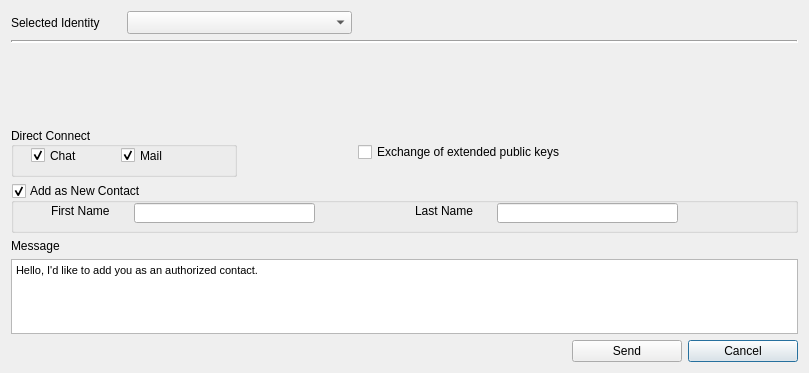
First picture: the form in AddressBook/RequestAuthorization.ui, repository InvictusInnovations/keyhotee, before the edit.
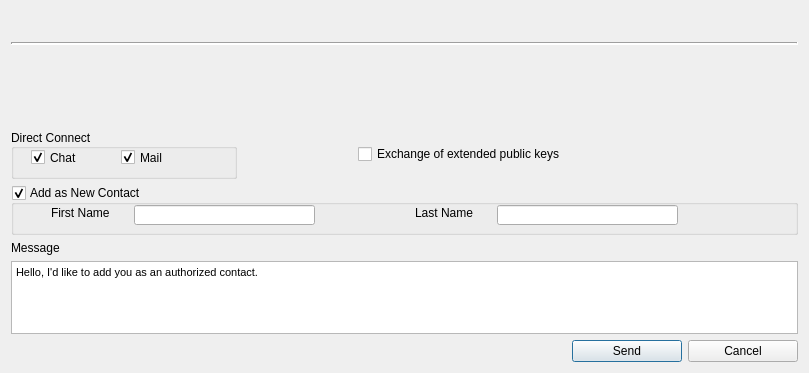
Second picture: the form after the edit. Custom widgets are drawn as their Qt base class.

Commit message: Modifications in the identity observer. Observer notify "mail window", "contact view", "request authorization window" when identities changed.

Diff of the .ui file:
```diff
--- a/AddressBook/RequestAuthorization.ui
+++ b/AddressBook/RequestAuthorization.ui
@@ -23,28 +23,97 @@
    <string>Request For Authorization</string>
   </property>
   <layout class="QGridLayout" name="gridLayout">
-   <item row="0" column="0">
-    <widget class="QLabel" name="identity_select_label">
+   <item row="2" column="0" colspan="6">
+    <widget class="Line" name="line">
+     <property name="lineWidth">
+      <number>2</number>
+     </property>
+     <property name="orientation">
+      <enum>Qt::Horizontal</enum>
+     </property>
+    </widget>
+   </item>
+   <item row="6" column="3">
+    <widget class="QCheckBox" name="extend_public_key">
+     <property name="enabled">
+      <bool>true</bool>
+     </property>
+     <property name="sizePolicy">
+      <sizepolicy hsizetype="Minimum" vsizetype="Fixed">
+       <horstretch>0</horstretch>
+       <verstretch>0</verstretch>
+      </sizepolicy>
+     </property>
+     <property name="minimumSize">
+      <size>
+       <width>0</width>
+       <height>50</height>
+      </size>
+     </property>
      <property name="text">
-      <string>Selected Identity</string>
+      <string>Exchange of extended public keys</string>
      </property>
     </widget>
    </item>
-   <item row="10" column="5">
-    <widget class="QPushButton" name="button_cancel">
+   <item row="8" column="0">
+    <widget class="QLabel" name="label_message">
      <property name="text">
-      <string>Cancel</string>
+      <string>Message</string>
      </property>
     </widget>
    </item>
-   <item row="10" column="4">
+   <item row="10" column="1">
+    <spacer name="verticalSpacer">
+     <property name="orientation">
+      <enum>Qt::Vertical</enum>
+     </property>
+     <property name="sizeHint" stdset="0">
+      <size>
+       <width>20</width>
+       <height>28</height>
+      </size>
+     </property>
+    </spacer>
+   </item>
+   <item row="9" column="0" colspan="6">
+    <widget class="QTextEdit" name="message">
+     <property name="html">
+      <string>&lt;!DOCTYPE HTML PUBLIC &quot;-//W3C//DTD HTML 4.0//EN&quot; &quot;http://www.w3.org/TR/REC-html40/strict.dtd&quot;&gt;
+&lt;html&gt;&lt;head&gt;&lt;meta name=&quot;qrichtext&quot; content=&quot;1&quot; /&gt;&lt;style type=&quot;text/css&quot;&gt;
+p, li { white-space: pre-wrap; }
+&lt;/style&gt;&lt;/head&gt;&lt;body style=&quot; font-family:'MS Shell Dlg 2'; font-size:8.25pt; font-weight:400; font-style:normal;&quot;&gt;
+&lt;p style=&quot; margin-top:0px; margin-bottom:0px; margin-left:0px; margin-right:0px; -qt-block-indent:0; text-indent:0px;&quot;&gt;&lt;a name=&quot;result_box&quot;&gt;&lt;/a&gt;&lt;span style=&quot; font-size:8pt;&quot;&gt;H&lt;/span&gt;&lt;span style=&quot; font-size:8pt;&quot;&gt;ello, I'd like to add you as an authorized contact.&lt;/span&gt;&lt;/p&gt;&lt;/body&gt;&lt;/html&gt;</string>
+     </property>
+    </widget>
+   </item>
+   <item row="11" column="0" colspan="4">
+    <spacer name="horizontalSpacer">
+     <property name="orientation">
+      <enum>Qt::Horizontal</enum>
+     </property>
+     <property name="sizeHint" stdset="0">
+      <size>
+       <width>265</width>
+       <height>20</height>
+      </size>
+     </property>
+    </spacer>
+   </item>
+   <item row="11" column="4">
     <widget class="QPushButton" name="button_send">
      <property name="text">
       <string>Send</string>
      </property>
     </widget>
    </item>
-   <item row="6" column="0" colspan="6">
+   <item row="11" column="5">
+    <widget class="QPushButton" name="button_cancel">
+     <property name="text">
+      <string>Cancel</string>
+     </property>
+    </widget>
+   </item>
+   <item row="7" column="0" colspan="6">
     <widget class="QGroupBox" name="add_contact">
      <property name="minimumSize">
       <size>
@@ -119,7 +188,7 @@
      </widget>
     </widget>
    </item>
-   <item row="5" column="0" colspan="2">
+   <item row="6" column="0" colspan="2">
     <widget class="QGroupBox" name="direct_connect">
      <property name="minimumSize">
       <size>
@@ -176,7 +245,7 @@
      </widget>
     </widget>
    </item>
-   <item row="4" column="0" colspan="6">
+   <item row="5" column="0" colspan="6">
     <widget class="KeyhoteeIDPubKeyWidget" name="keyhoteeidpubkey" native="true">
      <property name="minimumSize">
       <size>
@@ -186,90 +255,13 @@
      </property>
     </widget>
    </item>
-   <item row="10" column="0" colspan="4">
-    <spacer name="horizontalSpacer">
-     <property name="orientation">
-      <enum>Qt::Horizontal</enum>
-     </property>
-     <property name="sizeHint" stdset="0">
-      <size>
-       <width>265</width>
-       <height>20</height>
-      </size>
-     </property>
-    </spacer>
-   </item>
-   <item row="8" column="0" colspan="6">
-    <widget class="QTextEdit" name="message">
-     <property name="html">
-      <string>&lt;!DOCTYPE HTML PUBLIC &quot;-//W3C//DTD HTML 4.0//EN&quot; &quot;http://www.w3.org/TR/REC-html40/strict.dtd&quot;&gt;
-&lt;html&gt;&lt;head&gt;&lt;meta name=&quot;qrichtext&quot; content=&quot;1&quot; /&gt;&lt;style type=&quot;text/css&quot;&gt;
-p, li { white-space: pre-wrap; }
-&lt;/style&gt;&lt;/head&gt;&lt;body style=&quot; font-family:'MS Shell Dlg 2'; font-size:8.25pt; font-weight:400; font-style:normal;&quot;&gt;
-&lt;p style=&quot; margin-top:0px; margin-bottom:0px; margin-left:0px; margin-right:0px; -qt-block-indent:0; text-indent:0px;&quot;&gt;&lt;a name=&quot;result_box&quot;&gt;&lt;/a&gt;&lt;span style=&quot; font-size:8pt;&quot;&gt;H&lt;/span&gt;&lt;span style=&quot; font-size:8pt;&quot;&gt;ello, I'd like to add you as an authorized contact.&lt;/span&gt;&lt;/p&gt;&lt;/body&gt;&lt;/html&gt;</string>
-     </property>
-    </widget>
-   </item>
-   <item row="9" column="1">
-    <spacer name="verticalSpacer">
-     <property name="orientation">
-      <enum>Qt::Vertical</enum>
-     </property>
-     <property name="sizeHint" stdset="0">
-      <size>
-       <width>20</width>
-       <height>28</height>
-      </size>
-     </property>
-    </spacer>
-   </item>
-   <item row="7" column="0">
-    <widget class="QLabel" name="label_message">
-     <property name="text">
-      <string>Message</string>
-     </property>
-    </widget>
-   </item>
-   <item row="5" column="3">
-    <widget class="QCheckBox" name="extend_public_key">
-     <property name="enabled">
-      <bool>true</bool>
-     </property>
-     <property name="sizePolicy">
-      <sizepolicy hsizetype="Minimum" vsizetype="Fixed">
-       <horstretch>0</horstretch>
-       <verstretch>0</verstretch>
-      </sizepolicy>
-     </property>
+   <item row="0" column="0" colspan="5">
+    <widget class="IdentitySelection" name="widget_Identity" native="true">
      <property name="minimumSize">
       <size>
        <width>0</width>
-       <height>50</height>
+       <height>25</height>
       </size>
-     </property>
-     <property name="text">
-      <string>Exchange of extended public keys</string>
-     </property>
-    </widget>
-   </item>
-   <item row="0" column="1" colspan="2">
-    <widget class="QComboBox" name="identity_select">
-     <property name="font">
-      <font>
-       <pointsize>10</pointsize>
-       <weight>75</weight>
-       <bold>true</bold>
-      </font>
-     </property>
-    </widget>
-   </item>
-   <item row="1" column="0" colspan="6">
-    <widget class="Line" name="line">
-     <property name="lineWidth">
-      <number>2</number>
-     </property>
-     <property name="orientation">
-      <enum>Qt::Horizontal</enum>
      </property>
     </widget>
    </item>
@@ -282,6 +274,12 @@
    <header>AddressBook/keyhoteeidpubkeywidget.hpp</header>
    <container>1</container>
   </customwidget>
+  <customwidget>
+   <class>IdentitySelection</class>
+   <extends>QWidget</extends>
+   <header>Identity/IdentitySelection.hpp</header>
+   <container>1</container>
+  </customwidget>
  </customwidgets>
  <tabstops>
   <tabstop>check_box_chat</tabstop>
```
Left out of the diff: 1 changed line with no effect on the pictures. The commit also changes 12 other files.
